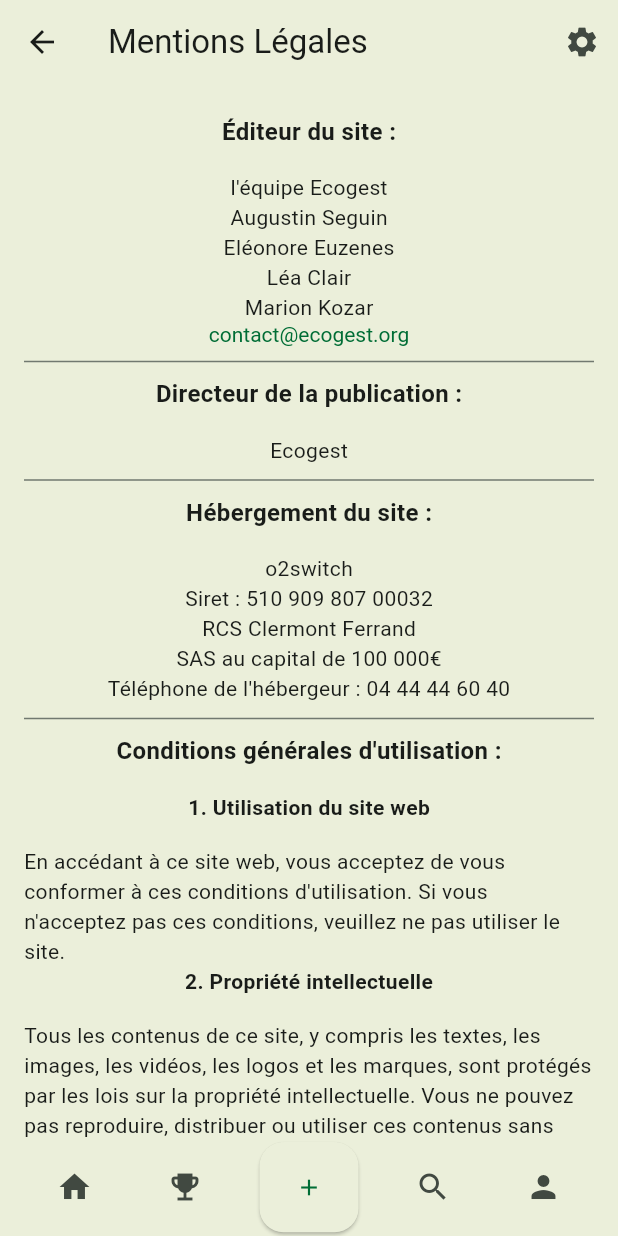
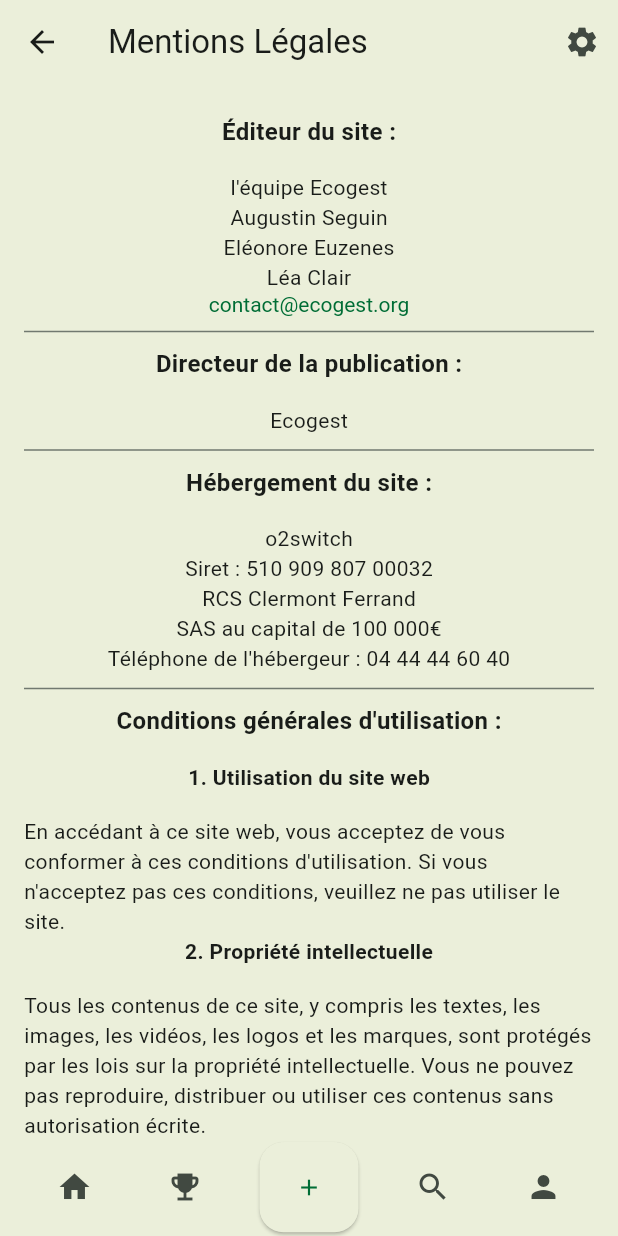
Before and after one commit to Eco-Gest/Frontend-Flutter, a Flutter app: the LegalNoticesView screen opened by its route, on a phone screen of 412 x 824 dp. Run offline on Flutter 3.47's test engine with Material 3 defaults, Android fonts, the phone set to English and light mode, and no system bars; our stand-ins replace date_field, email_validator, flutter_bloc, flutter_dotenv, flutter_local_notifications, go_router and 5 more; missing offline and left inert: flutter_tagging_plus, notification_permissions, pusher_channels_flutter; accounts and stored records are empty.

Commit message:
delete info

```diff
--- a/lib/views/legal/legal_notices_view.dart
+++ b/lib/views/legal/legal_notices_view.dart
@@ -33,7 +33,6 @@ class LegalNoticesView extends StatelessWidget {
                 const Text('Augustin Seguin'),
                 const Text('Eléonore Euzenes'),
                 const Text('Léa Clair'),
-                const Text('Marion Kozar'),
                 RichText(
                   text: TextSpan(
                         text: 'contact@ecogest.org',
```
